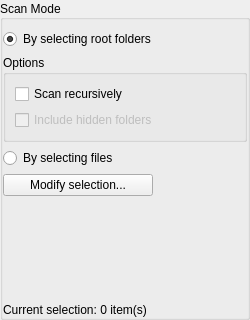
The window that ui/scanmodepage.ui (romeoxbm/depgraphv) describes before a commit, drawn with Qt 5.
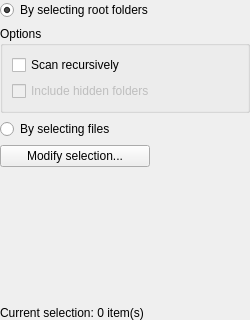
The same window after the commit.

Diff of the .ui file:
```diff
--- a/ui/scanmodepage.ui
+++ b/ui/scanmodepage.ui
@@ -16,13 +16,16 @@
     <height>320</height>
    </size>
   </property>
+  <property name="maximumSize">
+   <size>
+    <width>16777215</width>
+    <height>320</height>
+   </size>
+  </property>
   <property name="windowTitle">
    <string/>
   </property>
-  <layout class="QVBoxLayout" name="verticalLayout">
-   <property name="spacing">
-    <number>0</number>
-   </property>
+  <layout class="QGridLayout" name="gridLayout">
    <property name="leftMargin">
     <number>0</number>
    </property>
@@ -35,23 +38,20 @@
    <property name="bottomMargin">
     <number>0</number>
    </property>
-   <item>
-    <widget class="QGroupBox" name="scanModeGroupBox">
-     <property name="title">
-      <string>Scan Mode</string>
+   <item row="0" column="0">
+    <widget class="QFrame" name="frame">
+     <property name="frameShape">
+      <enum>QFrame::NoFrame</enum>
      </property>
-     <property name="alignment">
-      <set>Qt::AlignLeading|Qt::AlignLeft|Qt::AlignVCenter</set>
+     <property name="frameShadow">
+      <enum>QFrame::Raised</enum>
      </property>
-     <property name="flat">
-      <bool>false</bool>
-     </property>
-     <layout class="QVBoxLayout" name="verticalLayout_2">
+     <layout class="QVBoxLayout" name="verticalLayout">
       <property name="leftMargin">
        <number>0</number>
       </property>
       <property name="topMargin">
-       <number>9</number>
+       <number>0</number>
       </property>
       <property name="rightMargin">
        <number>0</number>
@@ -123,7 +123,7 @@
         <property name="sizeHint" stdset="0">
          <size>
           <width>20</width>
-          <height>40</height>
+          <height>117</height>
          </size>
         </property>
        </spacer>
```
Left out of the diff: 18 changed lines with no effect on the pictures.
